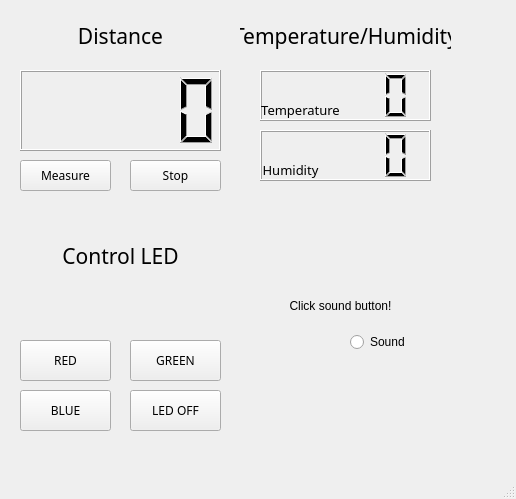
The window that homework/homework.ui (som7199/raspi-2024) describes before a commit, drawn with Qt 5.
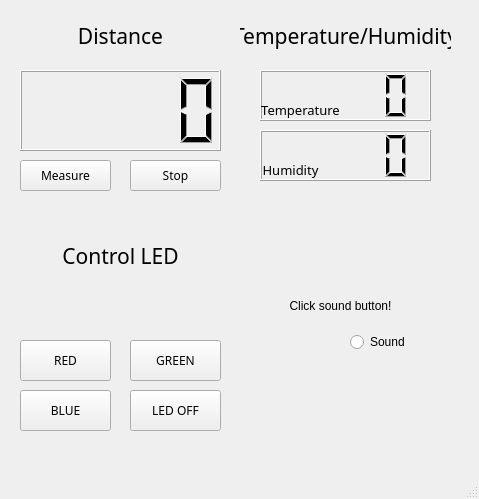
The same window after the commit.

Commit message: raspi toyproject

Patch:
```diff
--- a/homework/homework.ui
+++ b/homework/homework.ui
@@ -6,7 +6,7 @@
    <rect>
     <x>0</x>
     <y>0</y>
-    <width>516</width>
+    <width>479</width>
     <height>499</height>
    </rect>
   </property>
```
Left out of the diff: 10 changed lines with no effect on the pictures. The commit also changes 1 other file.
